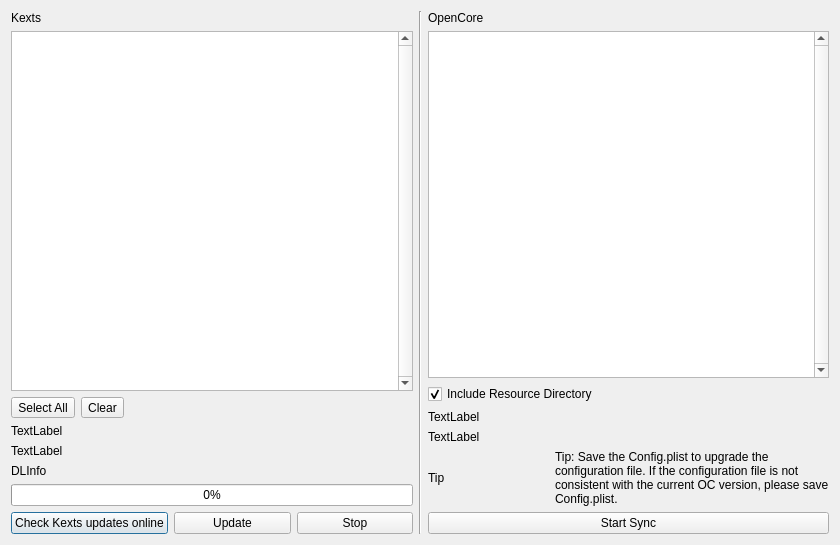
Qt form syncocdialog.ui (ic005k/OCAuxiliaryTools) before a commit.
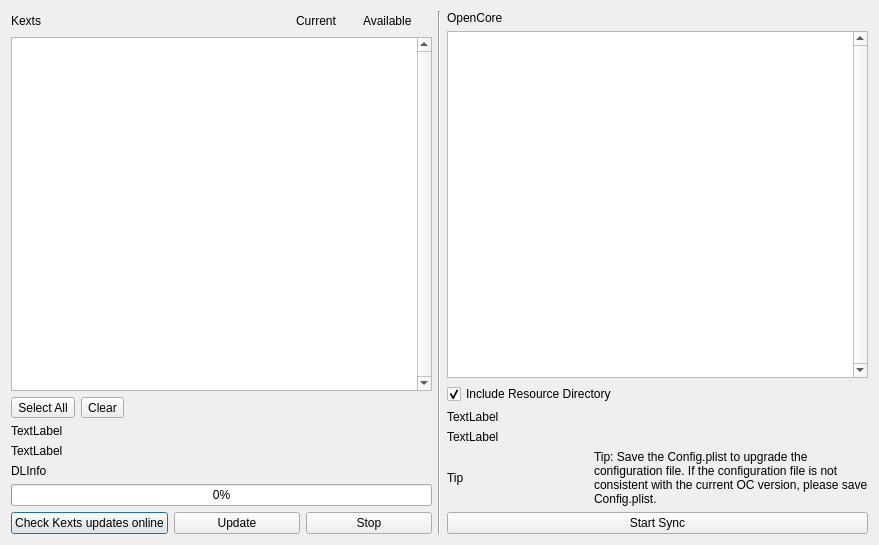
The same form after that commit.

The edit to the form file:
```diff
--- a/syncocdialog.ui
+++ b/syncocdialog.ui
@@ -6,24 +6,17 @@
    <rect>
     <x>0</x>
     <y>0</y>
-    <width>840</width>
+    <width>879</width>
     <height>545</height>
    </rect>
   </property>
   <property name="windowTitle">
    <string>Sync OC</string>
   </property>
-  <layout class="QGridLayout" name="gridLayout_3">
+  <layout class="QGridLayout" name="gridLayout_6">
    <item row="0" column="0">
     <layout class="QGridLayout" name="gridLayout_11">
      <item row="4" column="0">
-      <widget class="QLabel" name="lblTargetLastModi">
-       <property name="text">
-        <string>TextLabel</string>
-       </property>
-      </widget>
-     </item>
-     <item row="5" column="0">
       <widget class="QLabel" name="lblSourceLastModi">
        <property name="text">
         <string>TextLabel</string>
@@ -31,6 +24,37 @@
       </widget>
      </item>
      <item row="2" column="0">
+      <layout class="QGridLayout" name="gridLayout_9">
+       <item row="0" column="3">
+        <spacer name="horizontalSpacer">
+         <property name="orientation">
+          <enum>Qt::Horizontal</enum>
+         </property>
+         <property name="sizeHint" stdset="0">
+          <size>
+           <width>40</width>
+           <height>20</height>
+          </size>
+         </property>
+        </spacer>
+       </item>
+       <item row="0" column="1">
+        <widget class="QToolButton" name="btnClearAll">
+         <property name="text">
+          <string>Clear</string>
+         </property>
+        </widget>
+       </item>
+       <item row="0" column="0">
+        <widget class="QToolButton" name="btnSelectAll">
+         <property name="text">
+          <string>Select All</string>
+         </property>
+        </widget>
+       </item>
+      </layout>
+     </item>
+     <item row="1" column="0">
       <widget class="QListWidget" name="listSource">
        <property name="minimumSize">
         <size>
@@ -64,14 +88,21 @@
        </property>
       </widget>
      </item>
-     <item row="6" column="0">
+     <item row="3" column="0">
+      <widget class="QLabel" name="lblTargetLastModi">
+       <property name="text">
+        <string>TextLabel</string>
+       </property>
+      </widget>
+     </item>
+     <item row="5" column="0">
       <widget class="QLabel" name="labelShowDLInfo">
        <property name="text">
         <string>DLInfo</string>
        </property>
       </widget>
      </item>
-     <item row="7" column="0">
+     <item row="6" column="0">
       <widget class="QProgressBar" name="progressBarKext">
        <property name="minimumSize">
         <size>
@@ -90,14 +121,7 @@
        </property>
       </widget>
      </item>
-     <item row="1" column="0">
-      <widget class="QLabel" name="lblSource">
-       <property name="text">
-        <string>Kexts</string>
-       </property>
-      </widget>
-     </item>
-     <item row="8" column="0">
+     <item row="7" column="0">
       <layout class="QGridLayout" name="gridLayout_5">
        <item row="2" column="0">
         <layout class="QGridLayout" name="gridLayout_2">
@@ -126,10 +150,17 @@
        </item>
       </layout>
      </item>
-     <item row="3" column="0">
-      <layout class="QGridLayout" name="gridLayout_9">
+     <item row="0" column="0">
+      <layout class="QGridLayout" name="gridLayout_3">
        <item row="0" column="3">
-        <spacer name="horizontalSpacer">
+        <widget class="QLabel" name="label_5">
+         <property name="text">
+          <string>    </string>
+         </property>
+        </widget>
+       </item>
+       <item row="0" column="1">
+        <spacer name="horizontalSpacer_2">
          <property name="orientation">
           <enum>Qt::Horizontal</enum>
          </property>
@@ -141,17 +172,31 @@
          </property>
         </spacer>
        </item>
-       <item row="0" column="1">
-        <widget class="QToolButton" name="btnClearAll">
+       <item row="0" column="4">
+        <widget class="QLabel" name="label_4">
          <property name="text">
-          <string>Clear</string>
+          <string>Available</string>
          </property>
         </widget>
        </item>
        <item row="0" column="0">
-        <widget class="QToolButton" name="btnSelectAll">
+        <widget class="QLabel" name="lblSource">
          <property name="text">
-          <string>Select All</string>
+          <string>Kexts</string>
+         </property>
+        </widget>
+       </item>
+       <item row="0" column="2">
+        <widget class="QLabel" name="label_3">
+         <property name="text">
+          <string>Current</string>
+         </property>
+        </widget>
+       </item>
+       <item row="0" column="5">
+        <widget class="QLabel" name="label_6">
+         <property name="text">
+          <string>    </string>
          </property>
         </widget>
        </item>
```
